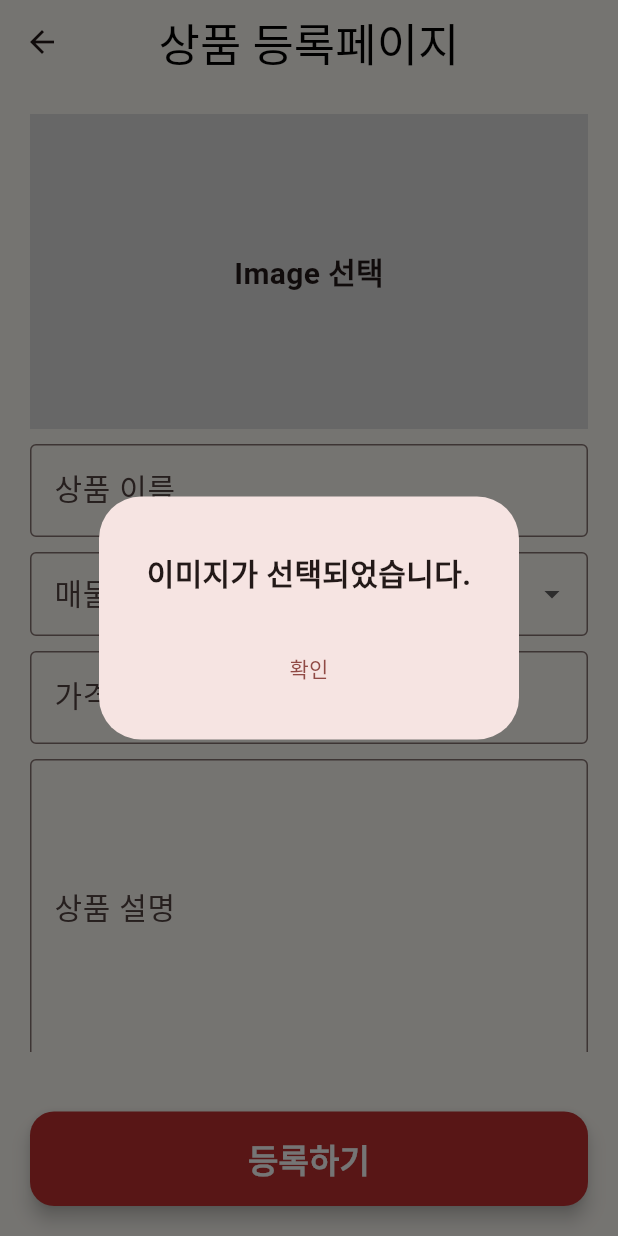
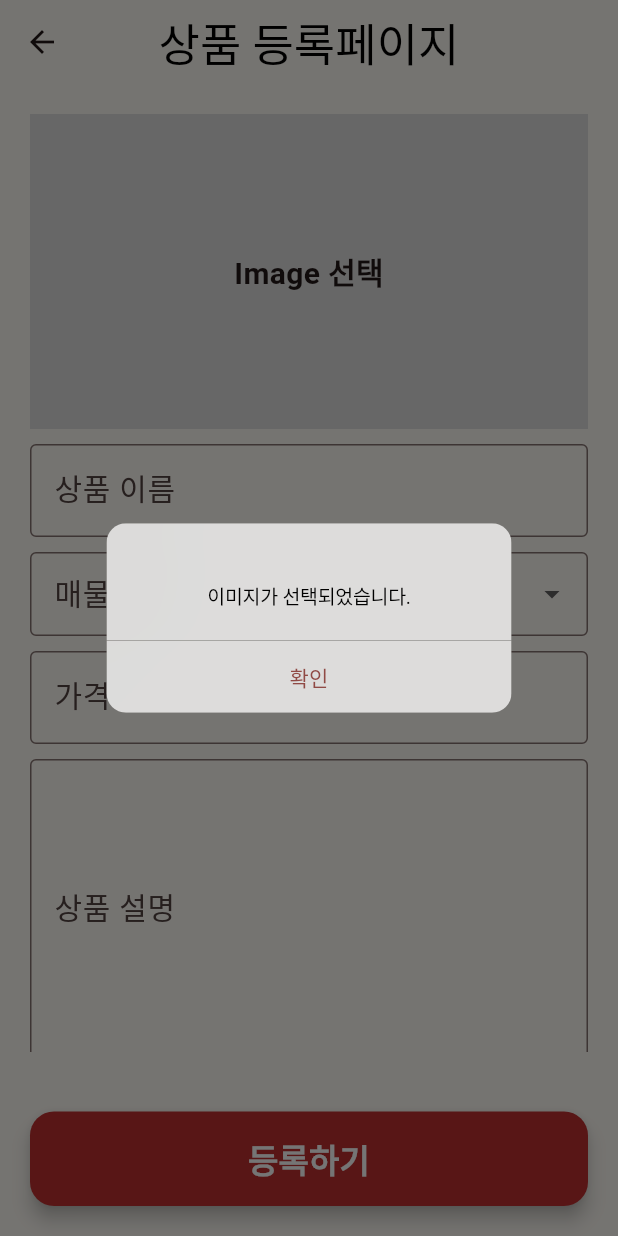
Before and after one commit to xhahwkd/flutter_realestate_shopping_app, a Flutter app: the ProductRegisterPage screen opened directly, after a tap on "Image 선택", on a phone screen of 412 x 824 dp. Run offline on Flutter 3.47's test engine with Material 3 defaults, Android fonts, the phone set to English and light mode, and no system bars; our stand-ins replace get; Roboto replaces fonts that are missing (NotoSansKR-Bold, NotoSansKR-Regular, parkdahyun).

Commit message:
design: Imagepicker 디자인 수정

```diff
--- a/lib/product_page/product_register_page.dart
+++ b/lib/product_page/product_register_page.dart
@@ -29,7 +29,7 @@ class _ProductRegisterPageState extends State<ProductRegisterPage> {
   void showImagePicker() {
     showDialog(
       context: context,
-      builder: (context) => AlertDialog(
+      builder: (context) => CupertinoAlertDialog(
         content: const Padding(
           padding: EdgeInsets.only(top: 20),
           child: Text(
@@ -37,7 +37,6 @@ class _ProductRegisterPageState extends State<ProductRegisterPage> {
             textAlign: TextAlign.center, //텍스트 중앙 정렬
           ),
         ),
-        actionsAlignment: MainAxisAlignment.center, //버튼 중앙 정렬
         actions: [
           TextButton(
             onPressed: () {
```
